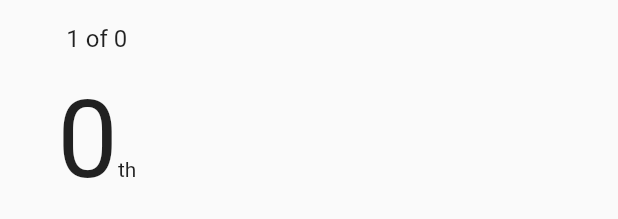
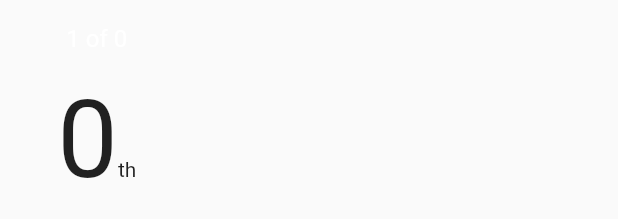
Before and after one commit to uno-sw/catalog_chooser, a Flutter app: the SuggestedItem widget shown alone on an empty page, opened directly with empty values, on a phone screen of 412 x 824 dp. Shown: the top 219 px of the screen. Run offline on Flutter 3.47's test engine with Material 2 defaults, Android fonts, the phone set to English and light mode, and no system bars; our stand-ins replace built_collection, freezed_annotation, state_notifier; missing offline and left inert: flutter_state_notifier; generated files the repository leaves out were written again.

Commit message:
change color scheme

```diff
--- a/lib/app.dart
+++ b/lib/app.dart
@@ -11,6 +11,10 @@ class App extends StatelessWidget {
     return MaterialApp(
       title: 'Catalog Chooser',
       navigatorKey: context.watch(),
+      theme: ThemeData(
+        primaryColor: Color(0xFFFF5287),
+        accentColor: Color(0xFFFFA44A),
+      ),
       home: const HomeScreen(),
     );
   }
--- a/lib/widgets/suggestion.dart
+++ b/lib/widgets/suggestion.dart
@@ -11,13 +11,17 @@ class Suggestion extends StatelessWidget {
   Widget build(BuildContext context) {
     final suggestion = context.watch<SuggestionState>();
 
-    return PageView.builder(
+    return GlowingOverscrollIndicator(
+      axisDirection: AxisDirection.right,
+      color: Theme.of(context).colorScheme.onPrimary,
+      child: PageView.builder(
         controller: context.watch<SuggestionController>().pageController,
         itemCount: suggestion.nthList.length,
         itemBuilder: (context, i) => SuggestedItem(
           index: i,
           itemCount: suggestion.nthList.length,
           model: suggestion.itemModel(i),
+        ),
       ),
     );
   }
@@ -37,7 +41,10 @@ class SuggestedItem extends StatelessWidget {
 
   @override
   Widget build(BuildContext context) {
-    return SingleChildScrollView(
+    return GlowingOverscrollIndicator(
+      axisDirection: AxisDirection.down,
+      color: Theme.of(context).colorScheme.onPrimary,
+      child: SingleChildScrollView(
         child: SafeArea(
           child: Padding(
             padding: const EdgeInsets.all(16.0),
@@ -45,7 +52,9 @@ class SuggestedItem extends StatelessWidget {
               children: [
                 Text(
                   '${index + 1} of $itemCount',
-                style: Theme.of(context).textTheme.subtitle1,
+                  style: Theme.of(context).textTheme.subtitle1.apply(
+                    color: Theme.of(context).colorScheme.onPrimary,
+                  ),
                 ),
                 _SuggestedItemValueText(
                   rank: model.nthRank,
@@ -72,6 +81,7 @@ class SuggestedItem extends StatelessWidget {
                           '(crossing edge)',
                     ),
               ],
+            ),
           ),
         ),
       ),
```
Also changed, not shown: lib/screens/home_screen.dart (+20 -1 lines). Lines whose indentation alone changed are shown as unchanged.
